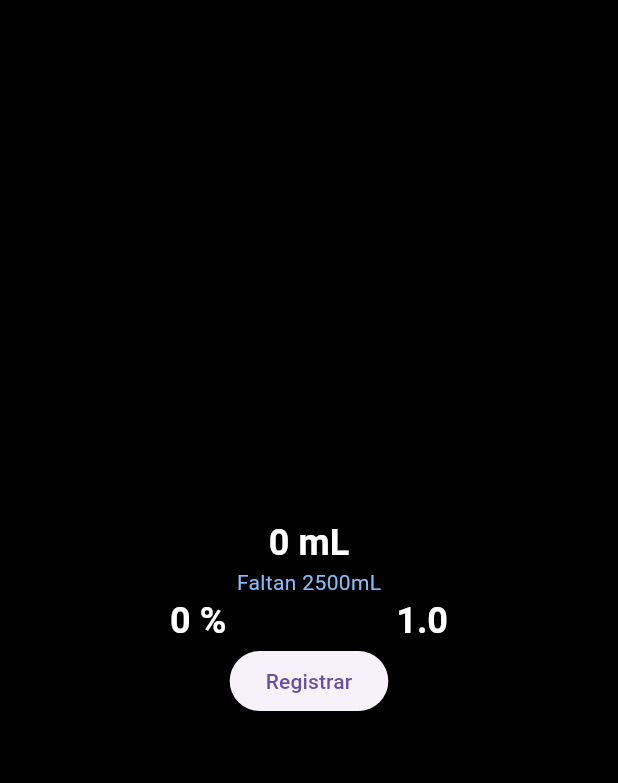
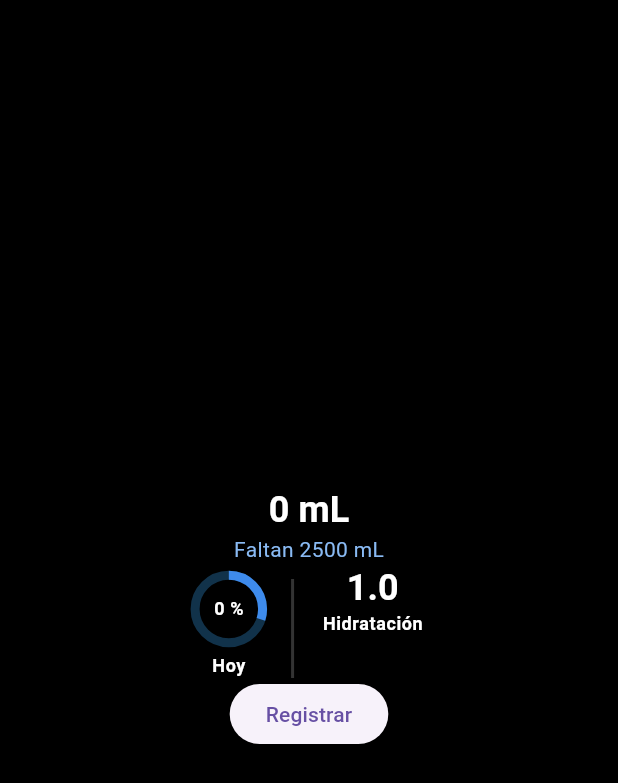
Before and after one commit to Danju00/water_counter_app, a Flutter app: the screen it shows after launch, on a phone screen of 412 x 824 dp. Shown: the top 783 px of the screen. Run offline on Flutter 3.47's test engine with Material 2 defaults, Android fonts, the phone set to English and light mode, and no system bars.

Commit message:
start_screen

```diff
--- a/lib/screens/start_screen.dart
+++ b/lib/screens/start_screen.dart
@@ -1,5 +1,4 @@
-import 'dart:html';
-
+import 'package:flutter/cupertino.dart';
 import 'package:flutter/material.dart';
 
 class StartScreen extends StatefulWidget {
@@ -9,22 +8,27 @@ class StartScreen extends StatefulWidget {
   State<StartScreen> createState() => _StartScreenState();
 }
 
-class _StartScreenState extends State<StartScreen> {
+class  _StartScreenState extends State <StartScreen> {
+
+
   @override
   Widget build(BuildContext context) {
+
     return Scaffold(
       body: Column(
       mainAxisAlignment: MainAxisAlignment.center,
       children: [
-          _totalM1(),
+        _totalMl(),
         _indicators(),
         _buttonReg(),
+
       ],
     ),
+    backgroundColor: Colors.black,
     );
   }
+  Widget _totalMl(){
 
-  Widget _totalM1() {
       return Column(
         children: [
           Text(
@@ -32,34 +36,100 @@ class _StartScreenState extends State<StartScreen> {
             style: Theme.of(context).textTheme.headlineSmall,
           ),
           Text(
-          'Faltan 2500mL',
-          style: Theme.of(context).textTheme.bodyMedium,
+            'Faltan 2500 mL',
+            style: Theme.of(context). textTheme.bodyMedium,
+          )
+        ],
+      );
+  }
+  Widget _indicators () {
+    return IntrinsicHeight(
+      child:
+          Row(
+          mainAxisAlignment: MainAxisAlignment.center,
+          children: [
+            _percentage(),
+            const SizedBox(
+              width: 10,
+            ),
+            _smallDividier(),
+            const SizedBox(
+              width: 10,
+            ),
+            _hydration(),
+          ],
+        ),
+    );
+  }
+Widget _percentage(){
+            return Column(
+              children:[
+                SizedBox(
+                  height: 60,
+                  child: Stack(
+                    alignment: Alignment.center,
+                children: [
+                 const SizedBox(
+                  width: 45,
+                  height: 45,
+                   child: CircularProgressIndicator(
+                    strokeWidth: 6,
+                    value: 0.3,
+                    color: Color.fromARGB(255, 62, 139, 236),
+                    backgroundColor: Color.fromARGB(255, 17, 50, 74),
+                ),
+                 ),
+                Text(
+              '0 %',
+              style: Theme.of(context).textTheme.bodySmall,
+            ),
+          ],
+        ),
+      ),
+            Text(
+              'Hoy',
+              style: Theme.of(context).textTheme.bodySmall,
+              textAlign: TextAlign.center,
+            )
+          ],
+        );
+
+}
+
+Widget _smallDividier(){
+  return const VerticalDivider(
+    color: Color.fromARGB(255, 51, 51, 51),
+    thickness: 2,
+    width: 20,
+    indent: 10,
+    endIndent: 0,
+  );
+
+}
+
+Widget _hydration(){
+  return Column(
+    children: [
+      _intervalBar(),
+      Text(
+        'Hidratación',
+        style: Theme.of(context).textTheme.bodySmall,
       ),
     ],
   );
 }
 
-  Widget _indicators() {
-    return Row(
-      mainAxisAlignment: MainAxisAlignment.spaceEvenly,
-      children: [
-        Text(
-          '0 %',
-          style: Theme.of(context).textTheme.headlineSmall,
-        ),
-        Text(
+Widget _intervalBar(){
+  return Text(
               '1.0',
               style: Theme.of(context).textTheme.headlineSmall,
-        ),
-      ],
             );
+
 }
-
   Widget _buttonReg() {
      return Center(
           child: ElevatedButton(
-        style: ElevatedButton.styleFrom(),
-        onPressed: () {},
+            onPressed: () { },
            child: const Text('Registrar'),
            ),
         );
```
Lines whose indentation alone changed are shown as unchanged.
